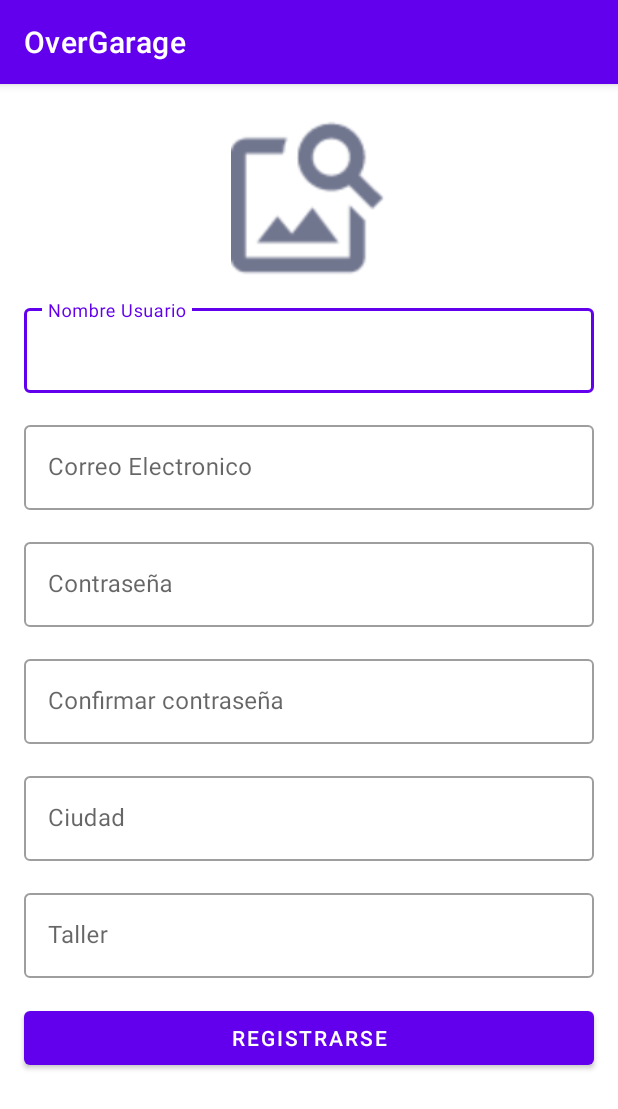
After one commit to carlokg/OverGarage, an Android app: the RegistroActivity screen opened directly, with no data from a screen before it, on a phone screen of 412 x 824 dp. The commit adds this screen. Shown: the top 1109 px of the screen. Run offline under Robolectric (Android 15) with nearby library versions, the phone set to English and light mode, and no system bars.

Commit message:
Activity registro

```diff
--- a/app/src/main/AndroidManifest.xml
+++ b/app/src/main/AndroidManifest.xml
@@ -9,6 +9,7 @@
         android:roundIcon="@mipmap/ic_launcher_round"
         android:supportsRtl="true"
         android:theme="@style/Theme.OverGarage">
+        <activity android:name=".RegistroActivity"></activity>
         <activity android:name=".MainActivity">
             <intent-filter>
                 <action android:name="android.intent.action.MAIN" />
--- /dev/null
+++ b/app/src/main/java/com/car_pa_ra/overgarage/RegistroActivity.java
@@ -0,0 +1,14 @@
+package com.car_pa_ra.overgarage;
+
+import androidx.appcompat.app.AppCompatActivity;
+
+import android.os.Bundle;
+
+public class RegistroActivity extends AppCompatActivity {
+
+    @Override
+    protected void onCreate(Bundle savedInstanceState) {
+        super.onCreate(savedInstanceState);
+        setContentView(R.layout.activity_registro);
+    }
+}
--- /dev/null
+++ b/app/src/main/res/layout/activity_registro.xml
@@ -0,0 +1,153 @@
+<?xml version="1.0" encoding="utf-8"?>
+
+<ScrollView xmlns:android="http://schemas.android.com/apk/res/android"
+    xmlns:app="http://schemas.android.com/apk/res-auto"
+    xmlns:tools="http://schemas.android.com/tools"
+    android:layout_width="match_parent"
+    android:layout_height="match_parent"
+    android:fillViewport="true"
+    tools:context=".RegistroActivity">
+
+    <androidx.constraintlayout.widget.ConstraintLayout
+        android:layout_width="match_parent"
+        android:layout_height="wrap_content"
+        android:background="@color/white"
+        >
+
+        <ImageView
+            android:id="@+id/imgLogin"
+            android:layout_width="@dimen/dp104"
+            android:layout_height="@dimen/dp104"
+            android:layout_marginTop="@dimen/dp24"
+            android:contentDescription="@string/foto_login"
+            app:srcCompat="@drawable/ic_image2"
+            app:layout_constraintEnd_toEndOf="parent"
+            app:layout_constraintStart_toStartOf="parent"
+            app:layout_constraintTop_toTopOf="parent"
+            />
+        <!--  android:onClick="adjuntarFotoUser" -->
+
+
+
+        <com.google.android.material.textfield.TextInputLayout
+            android:id="@+id/etNomUsuario"
+            android:layout_width="match_parent"
+            android:layout_height="wrap_content"
+            app:layout_constraintEnd_toEndOf="parent"
+            app:layout_constraintStart_toStartOf="parent"
+            app:layout_constraintTop_toBottomOf="@id/imgLogin"
+            android:layout_margin="@dimen/dp16"
+            style="@style/Widget.MaterialComponents.TextInputLayout.OutlinedBox"
+
+            >
+
+            <com.google.android.material.textfield.TextInputEditText
+                android:layout_width="match_parent"
+                android:layout_height="wrap_content"
+                android:hint="@string/hint_nombre_usuario"
+                />
+        </com.google.android.material.textfield.TextInputLayout>
+
+        <com.google.android.material.textfield.TextInputLayout
+            android:id="@+id/etEmail"
+            android:layout_width="match_parent"
+            android:layout_height="wrap_content"
+            app:layout_constraintEnd_toEndOf="parent"
+            app:layout_constraintStart_toStartOf="parent"
+            app:layout_constraintTop_toBottomOf="@+id/etNomUsuario"
+            android:layout_margin="@dimen/dp16"
+            style="@style/Widget.MaterialComponents.TextInputLayout.OutlinedBox"
+
+            >
+
+            <com.google.android.material.textfield.TextInputEditText
+                android:layout_width="match_parent"
+                android:layout_height="wrap_content"
+                android:hint="@string/hint_email"
+                android:inputType="textEmailAddress"/>
+
+        </com.google.android.material.textfield.TextInputLayout>
+
+        <com.google.android.material.textfield.TextInputLayout
+            android:id="@+id/etPw"
+            android:layout_width="match_parent"
+            android:layout_height="wrap_content"
+            app:layout_constraintEnd_toEndOf="parent"
+            app:layout_constraintStart_toStartOf="parent"
+            app:layout_constraintTop_toBottomOf="@+id/etEmail"
+            android:layout_margin="@dimen/dp16"
+            style="@style/Widget.MaterialComponents.TextInputLayout.OutlinedBox"
+            >
+
+            <com.google.android.material.textfield.TextInputEditText
+                android:layout_width="match_parent"
+                android:layout_height="wrap_content"
+                android:hint="@string/hint_pw"
+                android:inputType="textPassword"/>
+        </com.google.android.material.textfield.TextInputLayout>
+
+        <com.google.android.material.textfield.TextInputLayout
+            android:id="@+id/etPw2"
+            android:layout_width="match_parent"
+            android:layout_height="wrap_content"
+            app:layout_constraintEnd_toEndOf="parent"
+            app:layout_constraintStart_toStartOf="parent"
+            app:layout_constraintTop_toBottomOf="@+id/etPw"
+            android:layout_margin="@dimen/dp16"
+            style="@style/Widget.MaterialComponents.TextInputLayout.OutlinedBox"
+            >
+
+            <com.google.android.material.textfield.TextInputEditText
+                android:layout_width="match_parent"
+                android:layout_height="wrap_content"
+                android:hint="@string/hint_pw2"
+                android:inputType="textPassword"
+                />
+        </com.google.android.material.textfield.TextInputLayout>
+
+        <com.google.android.material.textfield.TextInputLayout
+            android:id="@+id/etCiudad"
+            android:layout_width="match_parent"
+            android:layout_height="wrap_content"
+            app:layout_constraintEnd_toEndOf="parent"
+            app:layout_constraintStart_toStartOf="parent"
+            app:layout_constraintTop_toBottomOf="@+id/etPw2"
+            android:layout_margin="@dimen/dp16"
+            style="@style/Widget.MaterialComponents.TextInputLayout.OutlinedBox"
+            >
+
+            <com.google.android.material.textfield.TextInputEditText
+                android:layout_width="match_parent"
+                android:layout_height="wrap_content"
+                android:hint="@string/hint_ciudad"/>
+        </com.google.android.material.textfield.TextInputLayout>
+
+        <com.google.android.material.textfield.TextInputLayout
+            android:id="@+id/etTaller"
+            android:layout_width="match_parent"
+            android:layout_height="wrap_content"
+            app:layout_constraintEnd_toEndOf="parent"
+            app:layout_constraintStart_toStartOf="parent"
+            app:layout_constraintTop_toBottomOf="@+id/etCiudad"
+            android:layout_margin="@dimen/dp16"
+            style="@style/Widget.MaterialComponents.TextInputLayout.OutlinedBox"
+            >
+
+            <com.google.android.material.textfield.TextInputEditText
+                android:layout_width="match_parent"
+                android:layout_height="wrap_content"
+                android:hint="@string/hint_taller"/>
+        </com.google.android.material.textfield.TextInputLayout>
+
+
+        <com.google.android.material.button.MaterialButton
+            android:id="@+id/btnRegistro"
+            android:layout_width="match_parent"
+            android:layout_height="wrap_content"
+            android:text="@string/btn_registro"
+            app:layout_constraintTop_toBottomOf="@id/etTaller"
+            android:layout_margin="@dimen/dp16">
+        </com.google.android.material.button.MaterialButton>
+
+    </androidx.constraintlayout.widget.ConstraintLayout>
+</ScrollView>
--- /dev/null
+++ b/app/src/main/res/values/dimens.xml
@@ -0,0 +1,8 @@
+<?xml version="1.0" encoding="utf-8"?>
+<resources>
+    <dimen name="dp104">104dp</dimen>
+    <dimen name="dp24">24dp</dimen>
+    <dimen name="dp16">16dp</dimen>
+    <dimen name="dp160">160dp</dimen>
+    <dimen name="dp152">152dp</dimen>
+</resources>
--- a/app/src/main/res/values/strings.xml
+++ b/app/src/main/res/values/strings.xml
@@ -1,3 +1,13 @@
 <resources>
     <string name="app_name">OverGarage</string>
+    <string name="foto_login">Foto Login</string>
+    <string name="hint_nombre_usuario">Nombre Usuario</string>
+    <string name="hint_email">Correo Electronico</string>
+    <string name="hint_pw">Contraseña</string>
+    <string name="hint_pw2">Confirmar contraseña</string>
+    <string name="hint_dir">Direccion</string>
+    <string name="hint_desc">Descripcion</string>
+    <string name="btn_registro">Registrarse</string>
+    <string name="hint_ciudad">Ciudad</string>
+    <string name="hint_taller">Taller</string>
 </resources>
```
Also changed, not shown: app/src/main/res/drawable-v24/ic_image2.png (added).
